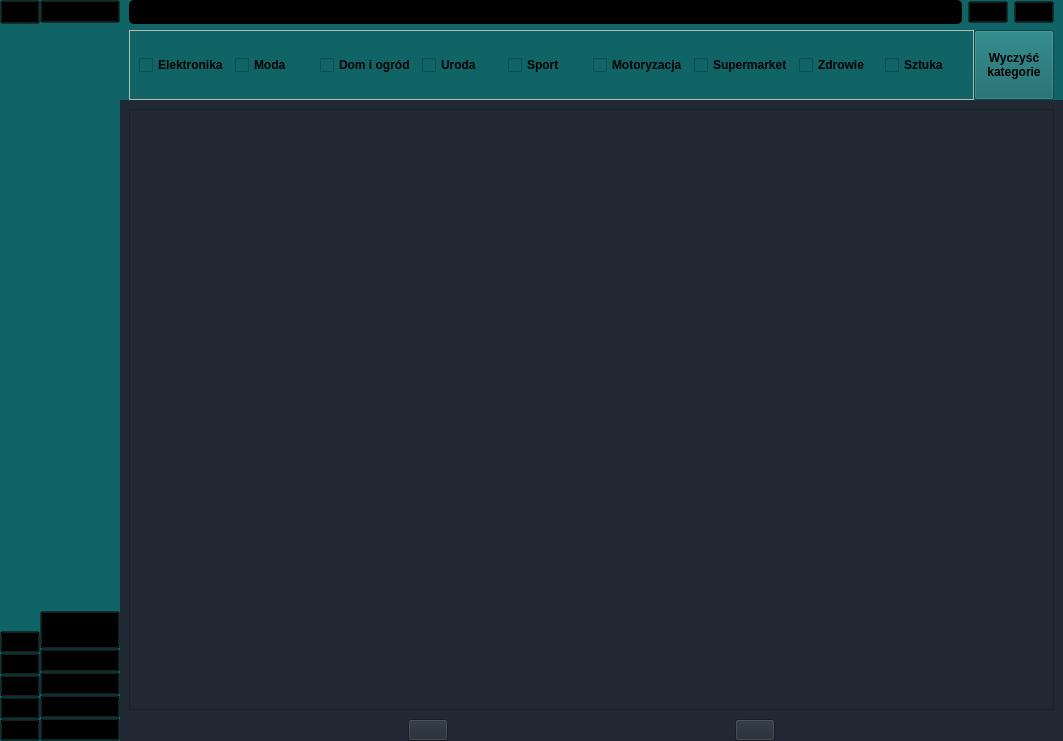
Old version of the form mainwindow.ui in the repository ebbe3000/shop.
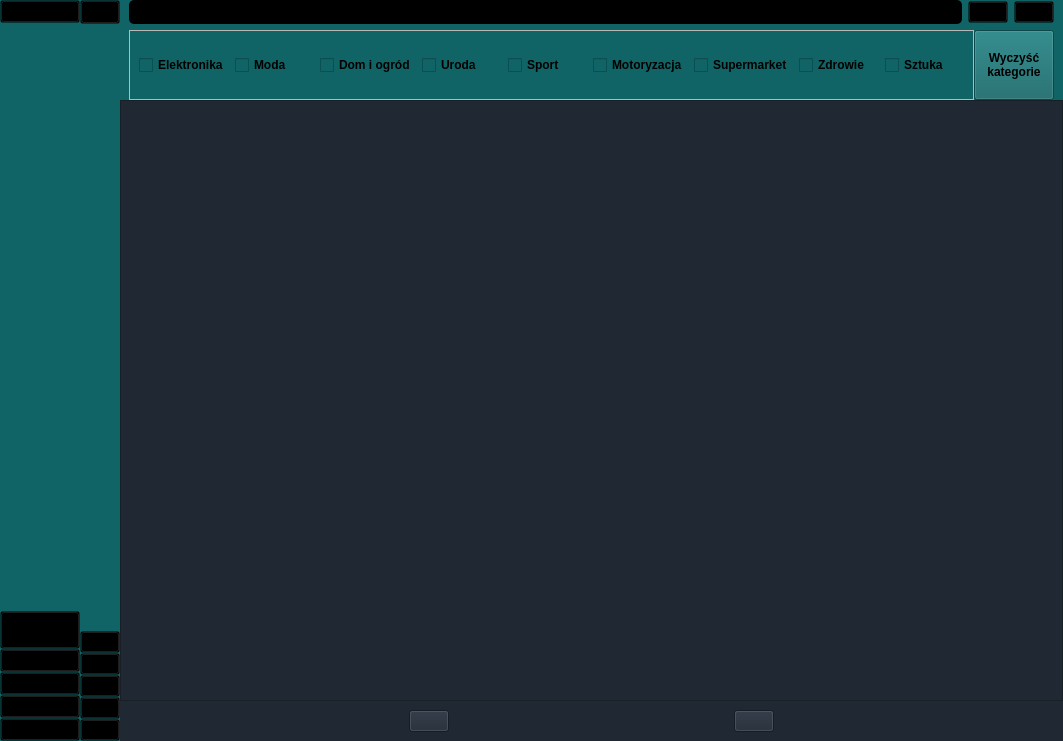
New version of the form. Icons and pictures are not drawn.

The edit to the form file:
```diff
--- a/mainwindow.ui
+++ b/mainwindow.ui
@@ -25,7 +25,7 @@
         background-color: transparent;
 }</string>
    </property>
-   <layout class="QHBoxLayout" name="horizontalLayout">
+   <layout class="QHBoxLayout" name="horizontalLayout_2">
     <property name="spacing">
      <number>0</number>
     </property>
@@ -58,7 +58,7 @@
       <property name="styleSheet">
        <string notr="true"/>
       </property>
-      <layout class="QHBoxLayout" name="horizontalLayout_2">
+      <layout class="QHBoxLayout" name="horizontalLayout">
        <property name="spacing">
         <number>0</number>
        </property>
@@ -74,208 +74,6 @@
        <property name="bottomMargin">
         <number>0</number>
        </property>
-       <item>
-        <widget class="QFrame" name="iconBox">
-         <property name="sizePolicy">
-          <sizepolicy hsizetype="Preferred" vsizetype="Preferred">
-           <horstretch>0</horstretch>
-           <verstretch>0</verstretch>
-          </sizepolicy>
-         </property>
-         <property name="minimumSize">
-          <size>
-           <width>34</width>
-           <height>0</height>
-          </size>
-         </property>
-         <property name="styleSheet">
-          <string notr="true">QFrame#iconBox {
-        background-color: #116466;
-        border: 0px;
-}</string>
-         </property>
-         <property name="frameShape">
-          <enum>QFrame::Shape::StyledPanel</enum>
-         </property>
-         <property name="frameShadow">
-          <enum>QFrame::Shadow::Raised</enum>
-         </property>
-         <layout class="QVBoxLayout" name="verticalLayout">
-          <property name="spacing">
-           <number>0</number>
-          </property>
-          <property name="leftMargin">
-           <number>0</number>
-          </property>
-          <property name="topMargin">
-           <number>0</number>
-          </property>
-          <property name="rightMargin">
-           <number>0</number>
-          </property>
-          <property name="bottomMargin">
-           <number>0</number>
-          </property>
-          <item>
-           <widget class="QPushButton" name="iconMenuButton">
-            <property name="minimumSize">
-             <size>
-              <width>24</width>
-              <height>24</height>
-             </size>
-            </property>
-            <property name="baseSize">
-             <size>
-              <width>24</width>
-              <height>24</height>
-             </size>
-            </property>
-            <property name="cursor">
-             <cursorShape>PointingHandCursor</cursorShape>
-            </property>
-            <property name="mouseTracking">
-             <bool>false</bool>
-            </property>
-            <property name="toolTip">
-             <string>Menu</string>
-            </property>
-            <property name="styleSheet">
-             <string notr="true"/>
-            </property>
-            <property name="text">
-             <string/>
-            </property>
-            <property name="icon">
-             <iconset resource="resources.qrc">
-              <normaloff>:/icons_black/menu.png</normaloff>:/icons_black/menu.png</iconset>
-            </property>
-            <property name="iconSize">
-             <size>
-              <width>32</width>
-              <height>32</height>
-             </size>
-            </property>
-           </widget>
-          </item>
-          <item>
-           <spacer name="verticalSpacer">
-            <property name="orientation">
-             <enum>Qt::Orientation::Vertical</enum>
-            </property>
-            <property name="sizeHint" stdset="0">
-             <size>
-              <width>0</width>
-              <height>0</height>
-             </size>
-            </property>
-           </spacer>
-          </item>
-          <item>
-           <widget class="QPushButton" name="iconProductsButton">
-            <property name="cursor">
-             <cursorShape>PointingHandCursor</cursorShape>
-            </property>
-            <property name="text">
-             <string/>
-            </property>
-            <property name="icon">
-             <iconset resource="resources.qrc">
-              <normaloff>:/icons_black/home.png</normaloff>:/icons_black/home.png</iconset>
-            </property>
-            <property name="iconSize">
-             <size>
-              <width>32</width>
-              <height>32</height>
-             </size>
-            </property>
-           </widget>
-          </item>
-          <item>
-           <widget class="QPushButton" name="iconShoppingCartButton">
-            <property name="cursor">
-             <cursorShape>PointingHandCursor</cursorShape>
-            </property>
-            <property name="text">
-             <string/>
-            </property>
-            <property name="icon">
-             <iconset resource="resources.qrc">
-              <normaloff>:/icons_black/shopping-cart.png</normaloff>:/icons_black/shopping-cart.png</iconset>
-            </property>
-            <property name="iconSize">
-             <size>
-              <width>32</width>
-              <height>32</height>
-             </size>
-            </property>
-           </widget>
-          </item>
-          <item>
-           <widget class="QPushButton" name="iconAccountButton">
-            <property name="cursor">
-             <cursorShape>PointingHandCursor</cursorShape>
-            </property>
-            <property name="text">
-             <string/>
-            </property>
-            <property name="icon">
-             <iconset resource="resources.qrc">
-              <normaloff>:/icons_black/user.png</normaloff>:/icons_black/user.png</iconset>
-            </property>
-            <property name="iconSize">
-             <size>
-              <width>32</width>
-              <height>32</height>
-             </size>
-            </property>
-           </widget>
-          </item>
-          <item>
-           <widget class="QPushButton" name="iconLogOutButton">
-            <property name="cursor">
-             <cursorShape>PointingHandCursor</cursorShape>
-            </property>
-            <property name="text">
-             <string/>
-            </property>
-            <property name="icon">
-             <iconset resource="resources.qrc">
-              <normaloff>:/icons_black/log-out.png</normaloff>:/icons_black/log-out.png</iconset>
-            </property>
-            <property name="iconSize">
-             <size>
-              <width>32</width>
-              <height>32</height>
-             </size>
-            </property>
-           </widget>
-          </item>
-          <item>
-           <widget class="QPushButton" name="iconSignInButton">
-            <property name="cursor">
-             <cursorShape>PointingHandCursor</cursorShape>
-            </property>
-            <property name="toolTip">
-             <string>User</string>
-            </property>
-            <property name="text">
-             <string/>
-            </property>
-            <property name="icon">
-             <iconset resource="resources.qrc">
-              <normaloff>:/icons_black/log-in.png</normaloff>:/icons_black/log-in.png</iconset>
-            </property>
-            <property name="iconSize">
-             <size>
-              <width>32</width>
-              <height>32</height>
-             </size>
-            </property>
-           </widget>
-          </item>
-         </layout>
-        </widget>
-       </item>
        <item>
         <widget class="QWidget" name="nameBox" native="true">
          <property name="sizePolicy">
@@ -495,6 +293,208 @@
          </layout>
         </widget>
        </item>
+       <item>
+        <widget class="QFrame" name="iconBox">
+         <property name="sizePolicy">
+          <sizepolicy hsizetype="Preferred" vsizetype="Preferred">
+           <horstretch>0</horstretch>
+           <verstretch>0</verstretch>
+          </sizepolicy>
+         </property>
+         <property name="minimumSize">
+          <size>
+           <width>34</width>
+           <height>0</height>
+          </size>
+         </property>
+         <property name="styleSheet">
+          <string notr="true">QFrame#iconBox {
+        background-color: #116466;
+        border: 0px;
+}</string>
+         </property>
+         <property name="frameShape">
+          <enum>QFrame::Shape::StyledPanel</enum>
+         </property>
+         <property name="frameShadow">
+          <enum>QFrame::Shadow::Raised</enum>
+         </property>
+         <layout class="QVBoxLayout" name="verticalLayout">
+          <property name="spacing">
+           <number>0</number>
+          </property>
+          <property name="leftMargin">
+           <number>0</number>
+          </property>
+          <property name="topMargin">
+           <number>0</number>
+          </property>
+          <property name="rightMargin">
+           <number>0</number>
+          </property>
+          <property name="bottomMargin">
+           <number>0</number>
+          </property>
+          <item>
+           <widget class="QPushButton" name="iconMenuButton">
+            <property name="minimumSize">
+             <size>
+              <width>24</width>
+              <height>24</height>
+             </size>
+            </property>
+            <property name="baseSize">
+             <size>
+              <width>24</width>
+              <height>24</height>
+             </size>
+            </property>
+            <property name="cursor">
+             <cursorShape>PointingHandCursor</cursorShape>
+            </property>
+            <property name="mouseTracking">
+             <bool>false</bool>
+            </property>
+            <property name="toolTip">
+             <string>Menu</string>
+            </property>
+            <property name="styleSheet">
+             <string notr="true"/>
+            </property>
+            <property name="text">
+             <string/>
+            </property>
+            <property name="icon">
+             <iconset resource="resources.qrc">
+              <normaloff>:/icons_black/menu.png</normaloff>:/icons_black/menu.png</iconset>
+            </property>
+            <property name="iconSize">
+             <size>
+              <width>32</width>
+              <height>32</height>
+             </size>
+            </property>
+           </widget>
+          </item>
+          <item>
+           <spacer name="verticalSpacer">
+            <property name="orientation">
+             <enum>Qt::Orientation::Vertical</enum>
+            </property>
+            <property name="sizeHint" stdset="0">
+             <size>
+              <width>0</width>
+              <height>0</height>
+             </size>
+            </property>
+           </spacer>
+          </item>
+          <item>
+           <widget class="QPushButton" name="iconProductsButton">
+            <property name="cursor">
+             <cursorShape>PointingHandCursor</cursorShape>
+            </property>
+            <property name="text">
+             <string/>
+            </property>
+            <property name="icon">
+             <iconset resource="resources.qrc">
+              <normaloff>:/icons_black/home.png</normaloff>:/icons_black/home.png</iconset>
+            </property>
+            <property name="iconSize">
+             <size>
+              <width>32</width>
+              <height>32</height>
+             </size>
+            </property>
+           </widget>
+          </item>
+          <item>
+           <widget class="QPushButton" name="iconShoppingCartButton">
+            <property name="cursor">
+             <cursorShape>PointingHandCursor</cursorShape>
+            </property>
+            <property name="text">
+             <string/>
+            </property>
+            <property name="icon">
+             <iconset resource="resources.qrc">
+              <normaloff>:/icons_black/shopping-cart.png</normaloff>:/icons_black/shopping-cart.png</iconset>
+            </property>
+            <property name="iconSize">
+             <size>
+              <width>32</width>
+              <height>32</height>
+             </size>
+            </property>
+           </widget>
+          </item>
+          <item>
+           <widget class="QPushButton" name="iconAccountButton">
+            <property name="cursor">
+             <cursorShape>PointingHandCursor</cursorShape>
+            </property>
+            <property name="text">
+             <string/>
+            </property>
+            <property name="icon">
+             <iconset resource="resources.qrc">
+              <normaloff>:/icons_black/user.png</normaloff>:/icons_black/user.png</iconset>
+            </property>
+            <property name="iconSize">
+             <size>
+              <width>32</width>
+              <height>32</height>
+             </size>
+            </property>
+           </widget>
+          </item>
+          <item>
+           <widget class="QPushButton" name="iconLogOutButton">
+            <property name="cursor">
+             <cursorShape>PointingHandCursor</cursorShape>
+            </property>
+            <property name="text">
+             <string/>
+            </property>
+            <property name="icon">
+             <iconset resource="resources.qrc">
+              <normaloff>:/icons_black/log-out.png</normaloff>:/icons_black/log-out.png</iconset>
+            </property>
+            <property name="iconSize">
+             <size>
+              <width>32</width>
+              <height>32</height>
+             </size>
+            </property>
+           </widget>
+          </item>
+          <item>
+           <widget class="QPushButton" name="iconSignInButton">
+            <property name="cursor">
+             <cursorShape>PointingHandCursor</cursorShape>
+            </property>
+            <property name="toolTip">
+             <string>User</string>
+            </property>
+            <property name="text">
+             <string/>
+            </property>
+            <property name="icon">
+             <iconset resource="resources.qrc">
+              <normaloff>:/icons_black/log-in.png</normaloff>:/icons_black/log-in.png</iconset>
+            </property>
+            <property name="iconSize">
+             <size>
+              <width>32</width>
+              <height>32</height>
+             </size>
+            </property>
+           </widget>
+          </item>
+         </layout>
+        </widget>
+       </item>
       </layout>
      </widget>
     </item>
@@ -839,6 +839,21 @@
            </property>
            <widget class="QWidget" name="itemsPage1">
             <layout class="QVBoxLayout" name="verticalLayout_5">
+             <property name="spacing">
+              <number>0</number>
+             </property>
+             <property name="leftMargin">
+              <number>0</number>
+             </property>
+             <property name="topMargin">
+              <number>0</number>
+             </property>
+             <property name="rightMargin">
+              <number>0</number>
+             </property>
+             <property name="bottomMargin">
+              <number>0</number>
+             </property>
              <item>
               <widget class="QScrollArea" name="scrollArea">
                <property name="widgetResizable">
@@ -849,25 +864,25 @@
                  <rect>
                   <x>0</x>
                   <y>0</y>
-                  <width>901</width>
-                  <height>568</height>
+                  <width>919</width>
+                  <height>570</height>
                  </rect>
                 </property>
                 <layout class="QVBoxLayout" name="verticalLayout_7">
                  <property name="spacing">
-                  <number>0</number>
+                  <number>22</number>
                  </property>
                  <property name="leftMargin">
-                  <number>0</number>
+                  <number>4</number>
                  </property>
                  <property name="topMargin">
-                  <number>0</number>
+                  <number>4</number>
                  </property>
                  <property name="rightMargin">
-                  <number>0</number>
+                  <number>4</number>
                  </property>
                  <property name="bottomMargin">
-                  <number>0</number>
+                  <number>4</number>
                  </property>
                  <item>
                   <layout class="QVBoxLayout" name="productsContainer"/>
@@ -906,6 +921,7 @@
           </widget>
          </item>
          <item>
+          <widget class="QWidget" name="buttonsFrame" native="true">
           <layout class="QHBoxLayout" name="buttonsLayout">
            <item>
             <spacer name="horizontalSpacer_2">
@@ -981,6 +997,7 @@
             </spacer>
            </item>
           </layout>
+          </widget>
          </item>
         </layout>
        </widget>
```
Left out of the diff: 12 changed lines with no effect on the pictures. Lines whose indentation alone changed are shown as unchanged.
